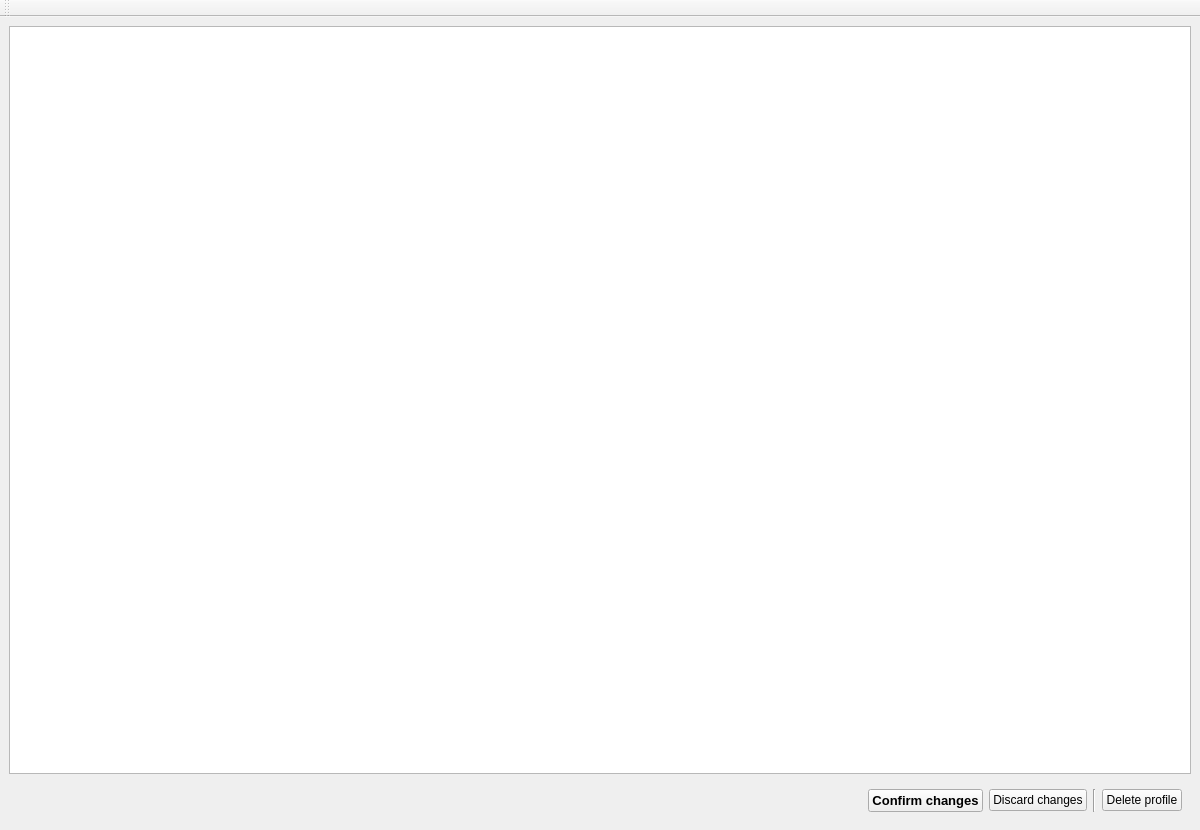
Qt form ui/TailoringWindow.ui (OpenSCAP/scap-workbench) before a commit.
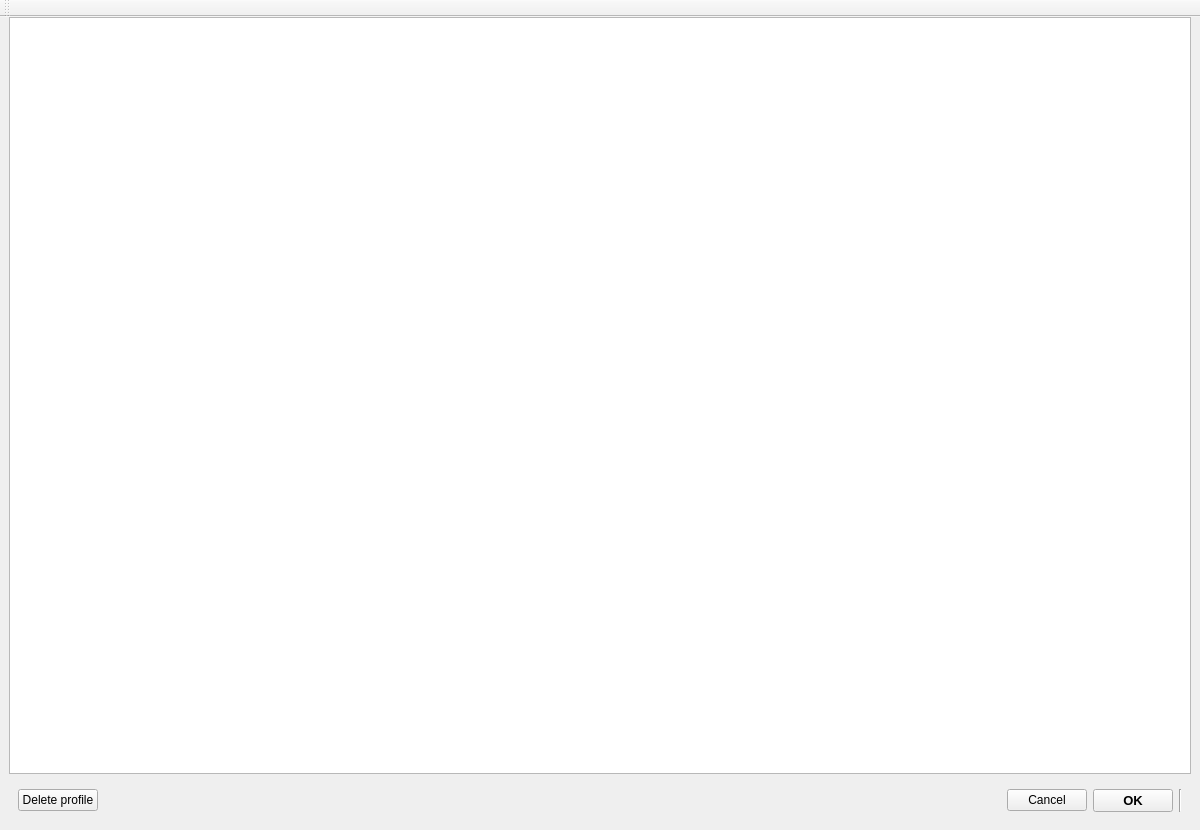
The same form after that commit.

Commit message:
Changes in Tailoring window UI
- Changed labels of buttons to Ok/Cancel
- Reduced top spacing to remove extra spacing between toolbar and Rules
  tree.

```diff
--- a/ui/TailoringWindow.ui
+++ b/ui/TailoringWindow.ui
@@ -18,6 +18,9 @@
   </property>
   <widget class="QWidget" name="centralwidget">
    <layout class="QVBoxLayout" name="verticalLayout">
+    <property name="topMargin">
+     <number>0</number>
+    </property>
     <item>
      <widget class="QTreeWidget" name="itemsTree">
       <property name="horizontalScrollBarPolicy">
@@ -68,6 +71,16 @@
     <item>
      <widget class="QWidget" name="widget" native="true">
       <layout class="QHBoxLayout" name="horizontalLayout">
+       <item>
+        <widget class="QPushButton" name="deleteProfileButton">
+         <property name="toolTip">
+          <string>Closes this window, discards any changes and deletes the profile that was being customized.</string>
+         </property>
+         <property name="text">
+          <string>Delete profile</string>
+         </property>
+        </widget>
+       </item>
        <item>
         <spacer name="horizontalSpacer">
          <property name="orientation">
@@ -81,6 +94,16 @@
          </property>
         </spacer>
        </item>
+       <item>
+        <widget class="QPushButton" name="cancelButton">
+         <property name="toolTip">
+          <string>Closes this window and discards all changes.</string>
+         </property>
+         <property name="text">
+          <string>Cancel</string>
+         </property>
+        </widget>
+       </item>
        <item>
         <widget class="QPushButton" name="confirmButton">
          <property name="font">
@@ -94,17 +117,7 @@
           <string>Confirms customization, returns to the main window.</string>
          </property>
          <property name="text">
-          <string>Confirm changes</string>
-         </property>
-        </widget>
-       </item>
-       <item>
-        <widget class="QPushButton" name="cancelButton">
-         <property name="toolTip">
-          <string>Closes this window and discards all changes.</string>
-         </property>
-         <property name="text">
-          <string>Discard changes</string>
+          <string>OK</string>
          </property>
         </widget>
        </item>
@@ -115,16 +128,6 @@
          </property>
         </widget>
        </item>
-       <item>
-        <widget class="QPushButton" name="deleteProfileButton">
-         <property name="toolTip">
-          <string>Closes this window, discards any changes and deletes the profile that was being customized.</string>
-         </property>
-         <property name="text">
-          <string>Delete profile</string>
-         </property>
-        </widget>
-       </item>
       </layout>
      </widget>
     </item>
```
